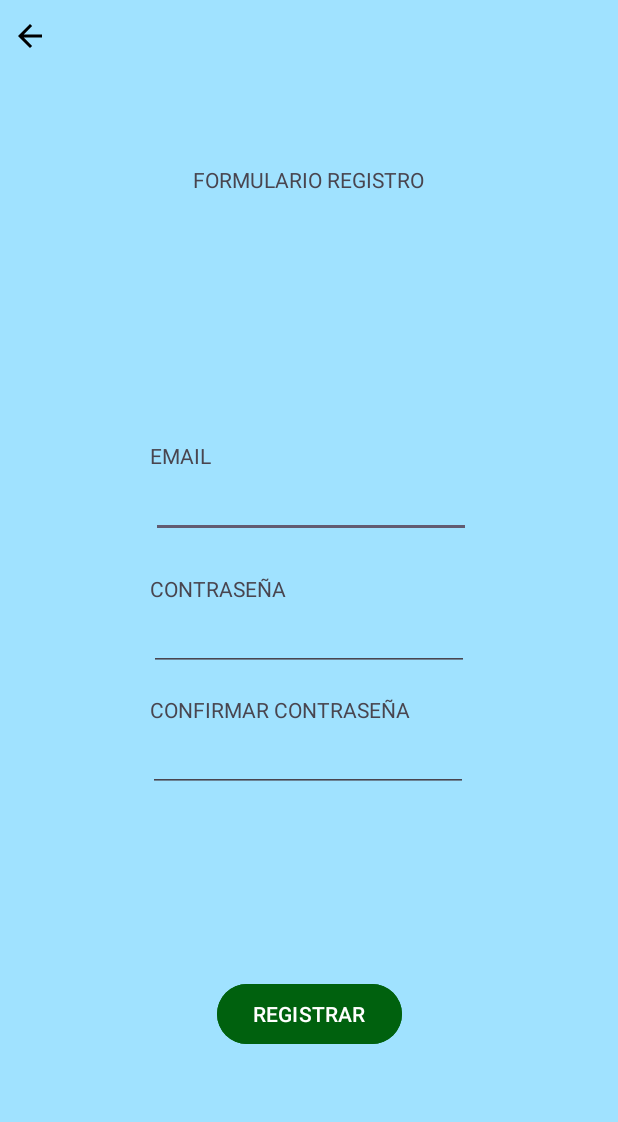
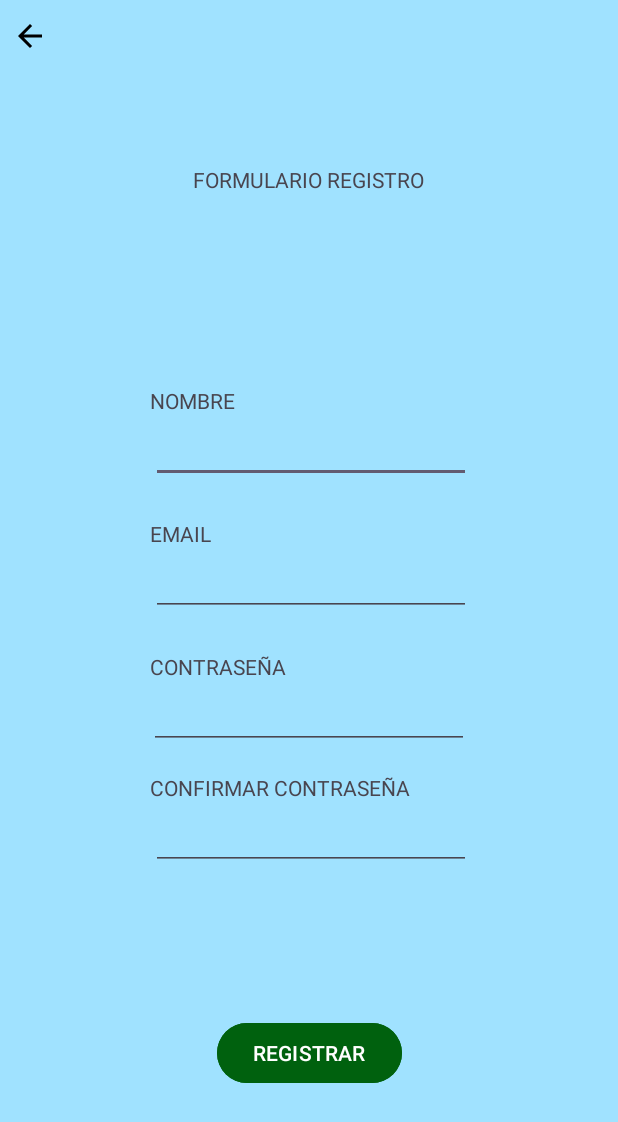
Before and after one commit to adridominguezz/CotorraKiller, an Android app: the RegisterActivity screen opened directly, with no data from a screen before it, on a phone screen of 412 x 824 dp. Shown: the top 1122 px of the screen. Run offline under Robolectric (Android 15) with nearby library versions, the phone set to English and light mode, and no system bars; our stand-ins replace Firebase (no records; nobody signed in at launch, a user with empty details on screens opened directly); libraries missing offline, so code that uses them is left out: org.checkerframework.checker.

Commit message:
22/12 - 17:00

```diff
--- a/app/build.gradle.kts
+++ b/app/build.gradle.kts
@@ -45,6 +45,8 @@ dependencies {
     implementation(platform("com.google.firebase:firebase-bom:32.7.0"))
     implementation("com.google.firebase:firebase-analytics")
     implementation("com.google.firebase:firebase-auth-ktx:22.3.0")
+    implementation("com.google.firebase:firebase-database-ktx:20.3.0")
+    implementation("com.google.firebase:firebase-firestore-ktx:24.10.0")
     testImplementation("junit:junit:4.13.2")
     androidTestImplementation("androidx.test.ext:junit:1.1.5")
     androidTestImplementation("androidx.test.espresso:espresso-core:3.5.1")
--- a/app/src/main/java/com/example/cotorraskiller/LoginActivity.kt
+++ b/app/src/main/java/com/example/cotorraskiller/LoginActivity.kt
@@ -18,14 +18,15 @@ class LoginActivity : AppCompatActivity() {
     private lateinit var btnLogin: Button
     private lateinit var auth: FirebaseAuth
     override fun onCreate(savedInstanceState: Bundle?) {
+        super.onCreate(savedInstanceState)
+        setContentView(R.layout.activity_login)
 
         auth = Firebase.auth
         btnLogin = findViewById(R.id.entrarBtn)
         editTextEmail = findViewById(R.id.editTextEmail)
         editTextPassword = findViewById(R.id.editTextPassword)
 
-        super.onCreate(savedInstanceState)
-        setContentView(R.layout.activity_login)
+
 
         btnLogin.setOnClickListener {
             val logEmail = editTextEmail.text.toString()
--- a/app/src/main/java/com/example/cotorraskiller/MainActivity.kt
+++ b/app/src/main/java/com/example/cotorraskiller/MainActivity.kt
@@ -18,4 +18,8 @@ class MainActivity : AppCompatActivity() {
     fun registro(view: View) {
         startActivity(Intent(this, RegisterActivity::class.java))
     }
+
+    fun loginAction(view: View) {
+        startActivity(Intent(this, LoginActivity::class.java))
+    }
 }
--- a/app/src/main/res/layout/activity_main.xml
+++ b/app/src/main/res/layout/activity_main.xml
@@ -20,7 +20,7 @@
     <Button
         android:id="@+id/loginBtn"
         android:backgroundTint="@color/verdeOscuro"
-        android:onClick="login"
+        android:onClick="loginAction"
         android:layout_width="120dp"
         android:layout_height="45dp"
         android:layout_marginTop="100dp"
--- a/app/src/main/res/layout/activity_register.xml
+++ b/app/src/main/res/layout/activity_register.xml
@@ -18,6 +18,26 @@
         app:layout_constraintTop_toTopOf="parent"
         app:layout_constraintVertical_bias="0.137" />
 
+    <TextView
+        android:id="@+id/textViewName"
+        android:layout_width="wrap_content"
+        android:layout_height="wrap_content"
+        android:layout_marginStart="100dp"
+        android:text="@string/name"
+        app:layout_constraintBottom_toTopOf="@+id/editTextName"
+        app:layout_constraintStart_toStartOf="parent" />
+
+    <EditText
+        android:id="@+id/editTextName"
+        android:layout_width="wrap_content"
+        android:layout_height="wrap_content"
+        android:layout_marginBottom="24dp"
+        android:ems="10"
+        android:inputType="textEmailAddress"
+        app:layout_constraintBottom_toTopOf="@+id/textViewEmail"
+        app:layout_constraintEnd_toEndOf="parent"
+        app:layout_constraintHorizontal_bias="0.507"
+        app:layout_constraintStart_toStartOf="parent" />
     <TextView
         android:id="@+id/textViewEmail"
         android:layout_width="wrap_content"
@@ -72,12 +92,12 @@
         android:id="@+id/editTextConfirmPassword"
         android:layout_width="wrap_content"
         android:layout_height="wrap_content"
-        android:layout_marginBottom="296dp"
+        android:layout_marginBottom="244dp"
         android:ems="10"
         android:inputType="textPassword"
         app:layout_constraintBottom_toBottomOf="parent"
         app:layout_constraintEnd_toEndOf="parent"
-        app:layout_constraintHorizontal_bias="0.497"
+        app:layout_constraintHorizontal_bias="0.507"
         app:layout_constraintStart_toStartOf="parent" />
 
     <ImageButton
```
Also changed, not shown: app/src/main/java/com/example/cotorraskiller/RegisterActivity.kt (+82 -14 lines), 1 other file.
